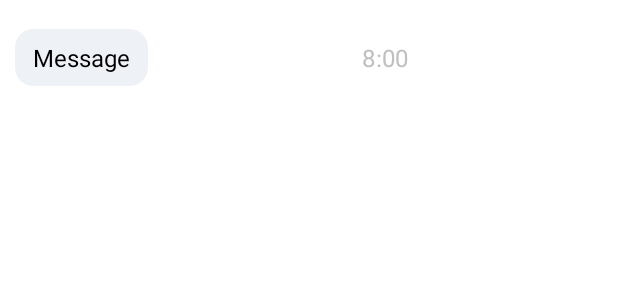
After one commit to dkoka17/MessengerApplication, an Android app: the layout sms_list_receive_item.xml on its own in the app's theme, with its tools: preview values and no code run, on a phone screen of 412 x 824 dp. The commit adds this screen. Shown: the top 300 px of the screen. Run offline under Robolectric (Android 15) with nearby library versions, the phone set to English and light mode, and no system bars.

Commit message:
chatWithFriend starting visual

```diff
--- /dev/null
+++ b/app/src/main/res/layout/sms_list_receive_item.xml
@@ -0,0 +1,63 @@
+<?xml version="1.0" encoding="utf-8"?>
+<androidx.constraintlayout.widget.ConstraintLayout xmlns:android="http://schemas.android.com/apk/res/android"
+    xmlns:app="http://schemas.android.com/apk/res-auto"
+    xmlns:tools="http://schemas.android.com/tools"
+    android:layout_width="match_parent"
+    android:layout_height="wrap_content"
+    android:layout_marginStart="8dp"
+    android:layout_marginTop="16dp"
+    android:layout_marginLeft="8dp">
+
+
+
+
+
+    <androidx.cardview.widget.CardView
+        android:id="@+id/card_gchat_message_other"
+        android:layout_width="wrap_content"
+        android:layout_height="wrap_content"
+        app:cardBackgroundColor="#eef1f6"
+        app:cardCornerRadius="12dp"
+        app:cardElevation="0dp"
+        app:cardPreventCornerOverlap="false"
+        app:cardUseCompatPadding="true"
+        app:layout_constraintStart_toStartOf="parent"
+        app:layout_constraintTop_toTopOf="parent">
+
+        <LinearLayout
+            android:id="@+id/layout_gchat_container_other"
+            android:layout_width="wrap_content"
+            android:layout_height="wrap_content"
+            android:orientation="vertical">
+
+            <TextView
+                android:id="@+id/text_gchat_message_other"
+                android:layout_width="wrap_content"
+                android:layout_height="wrap_content"
+                android:layout_marginBottom="8dp"
+                android:maxWidth="260dp"
+                android:paddingLeft="12dp"
+                android:paddingTop="8dp"
+                android:paddingRight="12dp"
+                android:text="Message"
+                android:textColor="#000000"
+                android:textSize="16sp" />
+        </LinearLayout>
+
+    </androidx.cardview.widget.CardView>
+
+
+    <TextView
+        android:id="@+id/text_gchat_timestamp_other"
+        android:layout_width="wrap_content"
+        android:layout_height="wrap_content"
+        android:text="8:00"
+        android:textColor="#C0C0C0"
+        android:textSize="16sp"
+        app:layout_constraintBottom_toBottomOf="parent"
+        app:layout_constraintEnd_toEndOf="parent"
+        app:layout_constraintStart_toEndOf="@+id/card_gchat_message_other"
+        app:layout_constraintTop_toTopOf="parent" />
+
+
+</androidx.constraintlayout.widget.ConstraintLayout>
```
Also changed, not shown: app/src/main/java/ge/dkokaoemna/messenger/LogedInActivities/chatWithFriend/smsListAdapter.kt (+46 -8 lines), app/src/main/res/layout/chat_with_friend_layout.xml (+77 -6 lines), app/src/main/res/layout/sms_list_me_item.xml (added, +60 -0 lines).
